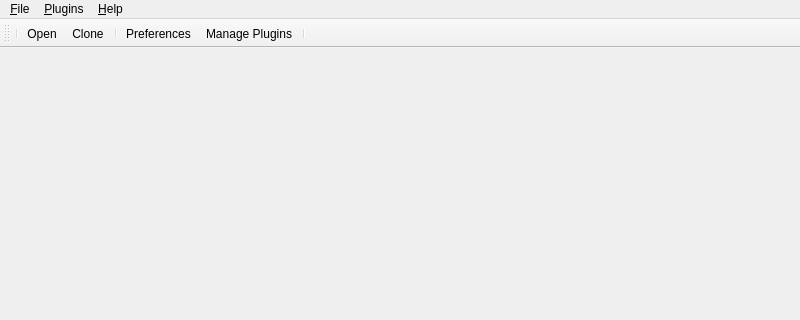
The window that meg_runtime/ui/mainwindow.ui (ibedard16/Runtime) describes before a commit, drawn with Qt 5; both pictures show x 0 to 800 and y 0 to 320 of the 800 by 600 pixel window.
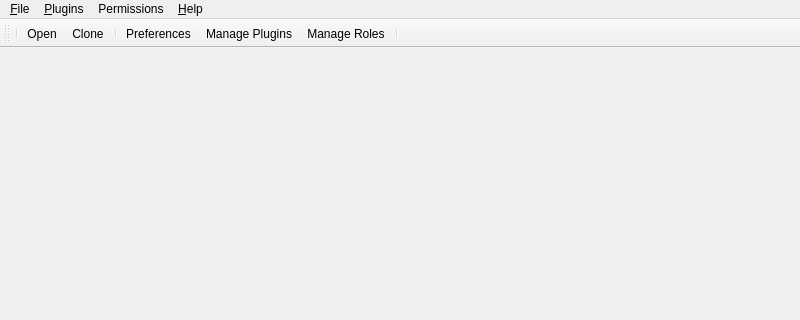
The same window after the commit. Icons and pictures are not drawn.

Commit message:
Begin role ui implementation
This is by no means final, just the start of an implementation for the roles ui

Patch:
```diff
--- a/meg_runtime/ui/mainwindow.ui
+++ b/meg_runtime/ui/mainwindow.ui
@@ -60,7 +60,7 @@
      <x>0</x>
      <y>0</y>
      <width>800</width>
-     <height>25</height>
+     <height>21</height>
     </rect>
    </property>
    <widget class="QMenu" name="menu_File">
@@ -87,8 +87,15 @@
     </property>
     <addaction name="action_Manage_Plugins"/>
    </widget>
+   <widget class="QMenu" name="menuRoles">
+    <property name="title">
+     <string>Permissions</string>
+    </property>
+    <addaction name="action_Manage_Roles"/>
+   </widget>
    <addaction name="menu_File"/>
    <addaction name="menu_Plugins"/>
+   <addaction name="menuRoles"/>
    <addaction name="menu_Help"/>
   </widget>
   <widget class="QStatusBar" name="statusbar"/>
@@ -126,6 +133,7 @@
    <addaction name="separator"/>
    <addaction name="action_Preferences"/>
    <addaction name="action_Manage_Plugins"/>
+   <addaction name="action_Manage_Roles"/>
    <addaction name="separator"/>
   </widget>
   <action name="action_Open">
@@ -184,6 +192,17 @@
     <string>Ctrl+M</string>
    </property>
   </action>
+  <action name="action_Manage_Roles">
+   <property name="text">
+    <string>&amp;Manage Roles</string>
+   </property>
+   <property name="toolTip">
+    <string>Manage roles</string>
+   </property>
+   <property name="shortcut">
+    <string>Ctrl+R</string>
+   </property>
+  </action>
   <action name="action_Preferences">
    <property name="icon">
     <iconset>
```
The commit also changes 5 other files.
